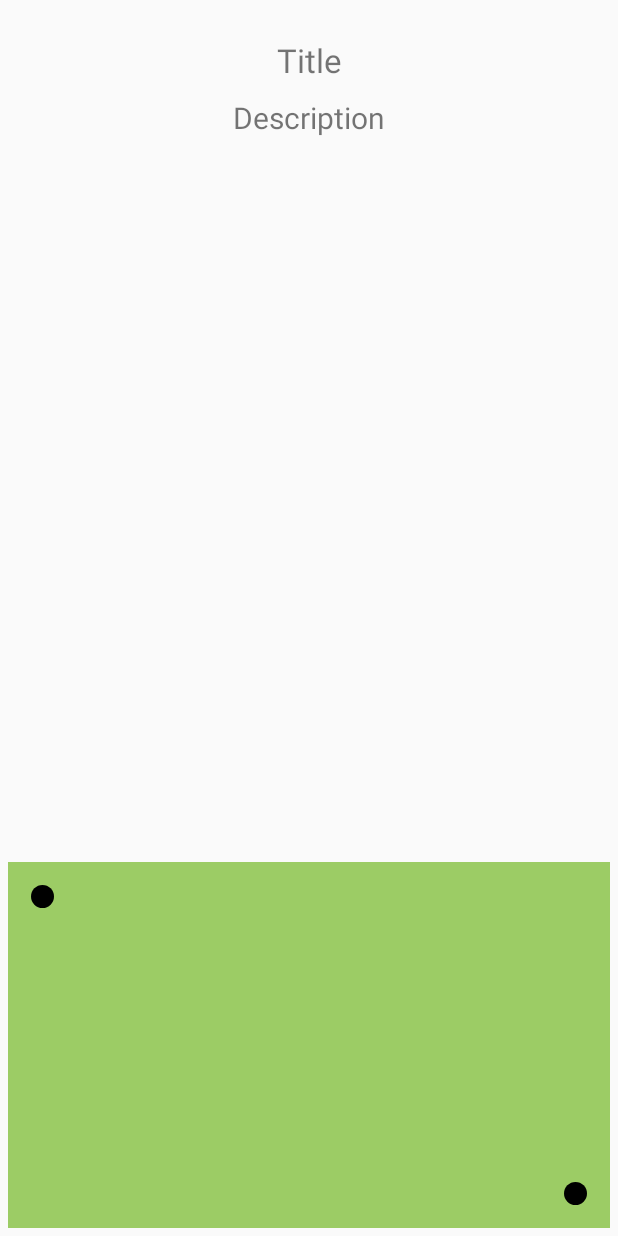
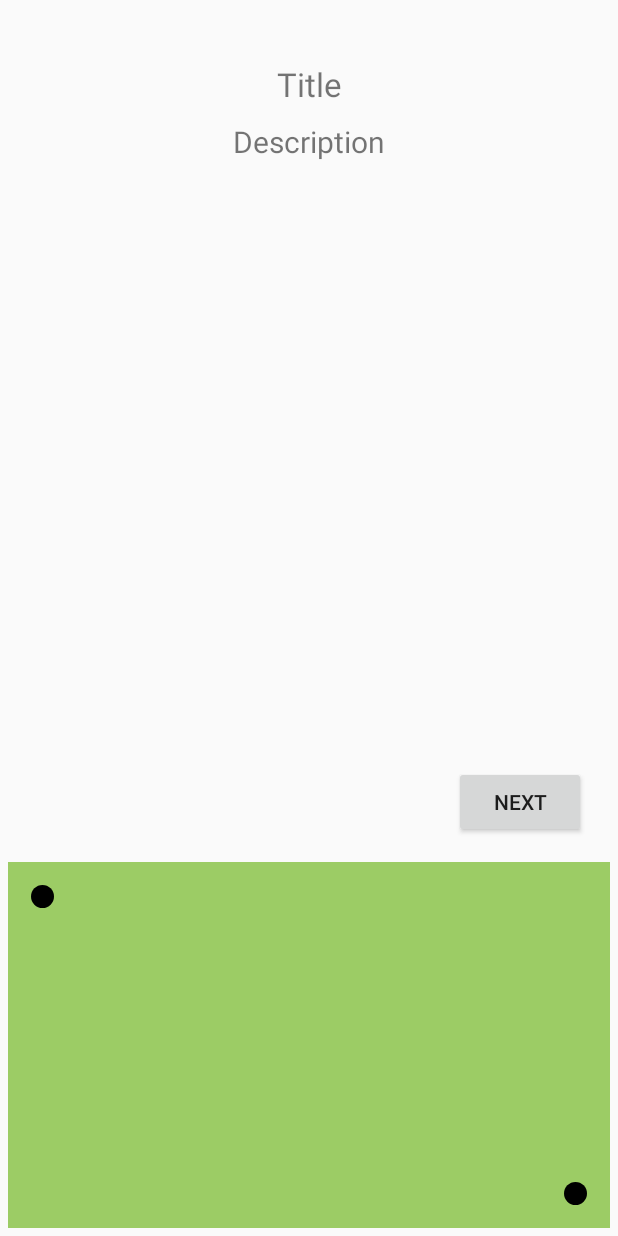
Before and after one commit to ashalva/hackjunction2016, an Android app: the layout activity_story.xml on its own in the app's theme, with its tools: preview values and no code run, on a phone screen of 412 x 824 dp. Run offline under Robolectric (Android 15) with nearby library versions, the phone set to English and light mode, and no system bars.

Commit message:
Add Story Display to Story Activity

```diff
--- a/BusJunctionChallenge/app/src/main/AndroidManifest.xml
+++ b/BusJunctionChallenge/app/src/main/AndroidManifest.xml
@@ -16,9 +16,6 @@
                 <category android:name="android.intent.category.LAUNCHER" />
             </intent-filter>
         </activity>
-        <activity android:name=".StoryDisplay">
-
-        </activity>
     </application>
 
 </manifest>
--- a/BusJunctionChallenge/app/src/main/res/layout/activity_story.xml
+++ b/BusJunctionChallenge/app/src/main/res/layout/activity_story.xml
@@ -16,36 +16,9 @@
         android:id="@+id/story_data_layout"
         android:orientation="vertical"
         android:layout_weight="30">
-        <RelativeLayout
-            android:layout_width="match_parent"
-            android:layout_height="match_parent"
-            android:id="@+id/story_data_inner_layout">
-            <ImageView
-                android:layout_width="match_parent"
-                android:layout_height="match_parent"
-                android:layout_centerHorizontal="true"
-                android:layout_centerVertical="true"
-                android:scaleType="fitXY"/>
-            <TextView
-                android:layout_width="match_parent"
-                android:layout_height="wrap_content"
-                android:id="@+id/title_textview"
-                android:text="@string/rout_info_title"
-                android:gravity="center_horizontal"
-                android:paddingTop="20dp"
-                android:textSize="22dp"
-                />
-            <TextView
-                android:layout_width="match_parent"
-                android:layout_height="wrap_content"
-                android:id="@+id/description_textview"
-                android:paddingTop="10dp"
-                android:text="@string/route_info_description"
-                android:layout_below="@id/title_textview"
-                android:gravity="center_horizontal"
-                android:textSize="20dp"
-                />
-        </RelativeLayout>
+
+        <include layout="@layout/activity_story_display"/>
+
     </LinearLayout>
     <LinearLayout
         android:layout_width="match_parent"
```
Also changed, not shown: BusJunctionChallenge/app/src/main/java/com/junction/hack/busjunctionchallenge/StoryActivity.java (+42 -0 lines), BusJunctionChallenge/app/src/main/java/com/junction/hack/busjunctionchallenge/StoryDisplay.java (deleted, +0 -60 lines).
